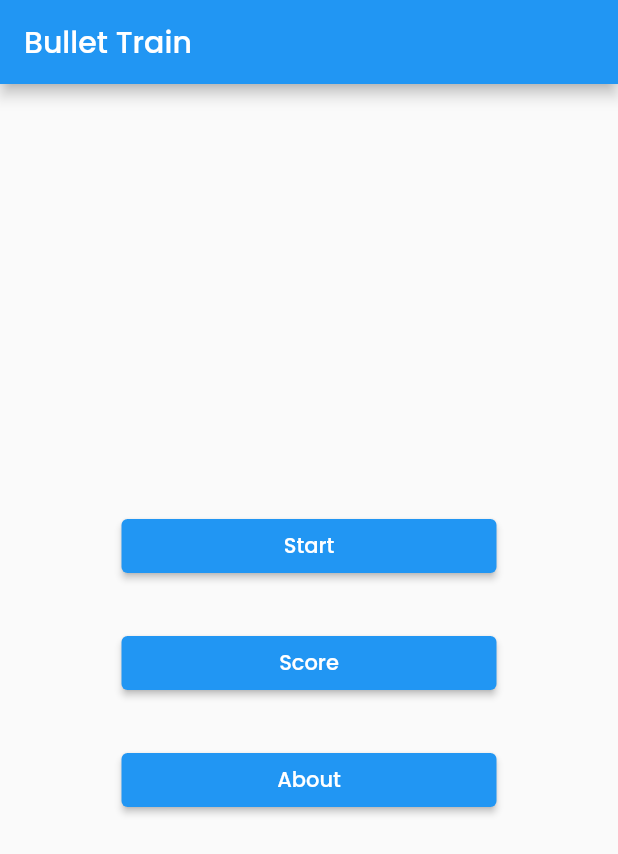
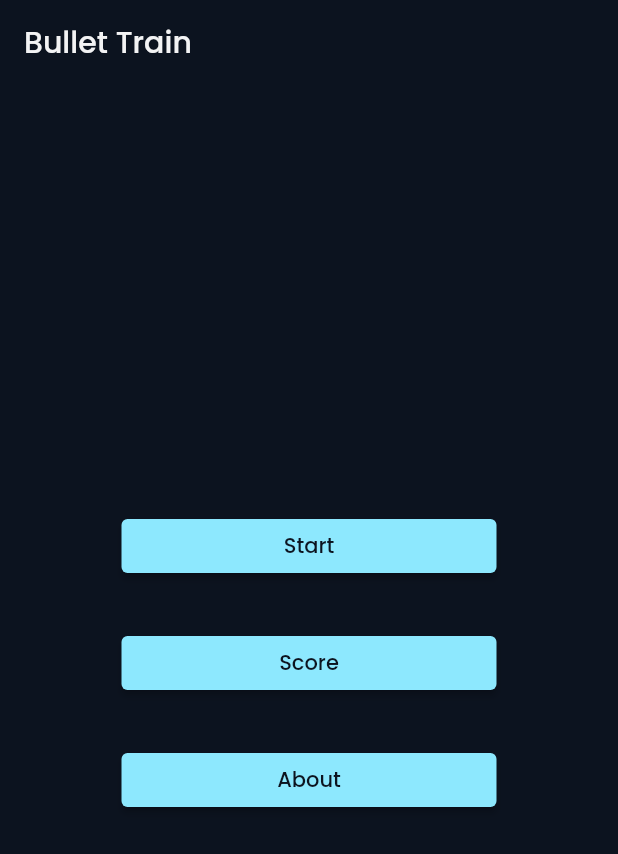
Before and after one commit to sncf-connect-tech/bullet_train, a Flutter app: the screen it shows after launch, on a phone screen of 412 x 824 dp. Shown: the top 854 px of the screen. Run offline on Flutter 3.47's test engine with Material 2 defaults, Android fonts, the phone set to English and light mode, and no system bars; our stand-ins replace audioplayers, bloc, equatable, flutter_bloc, google_fonts; missing offline and left inert: flame, flame_audio; generated files the repository leaves out were written again.

Commit message:
theming and menu

```diff
--- a/lib/app/view/app.dart
+++ b/lib/app/view/app.dart
@@ -1,11 +1,10 @@
 import 'package:audioplayers/audioplayers.dart';
-import 'package:bullet_train/game/game.dart';
+import 'package:bullet_train/game/theme/app_theme.dart';
 import 'package:bullet_train/l10n/l10n.dart';
 import 'package:bullet_train/loading/loading.dart';
 import 'package:flame/cache.dart';
 import 'package:flutter/material.dart';
 import 'package:flutter_bloc/flutter_bloc.dart';
-import 'package:google_fonts/google_fonts.dart';
 
 class App extends StatelessWidget {
   const App({super.key});
@@ -31,28 +30,9 @@ class AppView extends StatelessWidget {
 
   @override
   Widget build(BuildContext context) {
-    final colorScheme = ColorScheme.fromSwatch();
-    final theme = ThemeData(
-      primaryColor: colorScheme.primary,
-      colorScheme: colorScheme,
-      extensions: [
-        GameTheme(
-          background: colorScheme.background,
-          snakeHead: Colors.blue[900]!,
-          snakeBody: colorScheme.primary,
-          walls: Colors.red,
-          gridOdd: Colors.green,
-          gridEvent: Colors.lightGreen,
-          gridSize: 17,
-          speedInCellsPerSecond: 1.5,
-        ),
-      ],
-      textTheme: GoogleFonts.poppinsTextTheme(),
-    );
-
     return MaterialApp(
       debugShowCheckedModeBanner: false,
-      theme: theme,
+      theme: AppTheme.themeData,
       localizationsDelegates: AppLocalizations.localizationsDelegates,
       supportedLocales: AppLocalizations.supportedLocales,
       home: const LoadingPage(),
--- /dev/null
+++ b/lib/design/colors.dart
@@ -0,0 +1,27 @@
+import 'dart:ui';
+
+class _ConnectColorsDark {
+  static const Color blue = Color(0xFF40CDF2);
+  static const Color lightBlue = Color(0xFF8DE8FE);
+  static const Color darkBlue = Color(0xFF0C131F);
+  static const Color anthracite = Color(0xFF242B35);
+  static const Color white = Color(0xFFF3F3F4);
+  static const Color grey = Color(0xFF9DA0A5);
+  static const Color darkGrey = Color(0xFF293846);
+  static const Color red = Color(0xFFFF5072);
+}
+
+class ConnectColors {
+  Color get primary => _ConnectColorsDark.lightBlue;
+  Color get primaryDark => _ConnectColorsDark.blue;
+  Color get onPrimary => _ConnectColorsDark.darkBlue;
+  Color get background => _ConnectColorsDark.darkBlue;
+  Color get onBackground => _ConnectColorsDark.white;
+  Color get surface => _ConnectColorsDark.anthracite;
+  Color get onSurface => _ConnectColorsDark.white;
+  Color get hover => _ConnectColorsDark.darkGrey;
+  Color get popup => _ConnectColorsDark.darkGrey;
+  Color get textPrimary => _ConnectColorsDark.white;
+  Color get textSecondary => _ConnectColorsDark.grey;
+  Color get error => _ConnectColorsDark.red;
+}
--- a/lib/game/components/background.dart
+++ b/lib/game/components/background.dart
@@ -6,7 +6,7 @@ import 'package:flame/components.dart';
 import 'package:flutter/painting.dart';
 
 class GameBackgroundComponent extends PositionComponent
-    with HasGameRef<VeryGoodFlameGame> {
+    with HasGameRef<BulletTrain> {
   GameBackgroundComponent() : super(priority: GameLayer.background.priority);
 
   @override
--- a/lib/game/components/train.dart
+++ b/lib/game/components/train.dart
@@ -7,12 +7,9 @@ import 'package:bullet_train/models/train/train.dart';
 import 'package:flame/components.dart';
 import 'package:flame/extensions.dart';
 
-class TrainComponent extends PositionComponent
-    with HasGameRef<VeryGoodFlameGame> {
+class TrainComponent extends PositionComponent with HasGameRef<BulletTrain> {
   TrainComponent({required this.trainBody})
-      : super(
-          priority: GameLayer.train.priority,
-        );
+      : super(priority: GameLayer.train.priority);
 
   final TrainBody trainBody;
 
--- a/lib/game/game.dart
+++ b/lib/game/game.dart
@@ -1,5 +1,5 @@
 export 'bullet_train.dart';
 export 'components/components.dart';
 export 'cubit/cubit.dart';
-export 'theme/theme.dart';
+export 'theme/game_theme.dart';
 export 'view/view.dart';
--- /dev/null
+++ b/lib/game/theme/app_theme.dart
@@ -0,0 +1,56 @@
+import 'package:bullet_train/design/colors.dart';
+import 'package:bullet_train/game/theme/game_theme.dart';
+import 'package:flutter/material.dart';
+import 'package:google_fonts/google_fonts.dart';
+
+const String defaultPolice = 'Avenir';
+
+class AppTheme {
+  static final _connectColors = ConnectColors();
+  static final _baseTheme = ThemeData.dark();
+
+  static final ThemeData themeData = ThemeData(
+    appBarTheme: AppBarTheme(
+      backgroundColor: _connectColors.background,
+      elevation: 0,
+    ),
+    fontFamily: defaultPolice,
+    primaryColor: _connectColors.primary,
+    primaryColorDark: _connectColors.primaryDark,
+    buttonTheme: _baseTheme.buttonTheme.copyWith(
+      buttonColor: _connectColors.surface,
+      splashColor: Colors.transparent,
+      highlightColor: Colors.transparent,
+      textTheme: ButtonTextTheme.primary,
+    ),
+    scaffoldBackgroundColor: _connectColors.background,
+    cardColor: _connectColors.surface,
+    colorScheme: ColorScheme(
+      primary: _connectColors.primary,
+      primaryContainer: _connectColors.primaryDark,
+      secondary: _connectColors.primary,
+      surface: _connectColors.surface,
+      background: _connectColors.background,
+      error: _connectColors.error,
+      onError: _connectColors.error,
+      onPrimary: _connectColors.onPrimary,
+      onSecondary: Colors.green,
+      onSurface: _connectColors.onSurface,
+      onBackground: _connectColors.onBackground,
+      brightness: _baseTheme.brightness,
+    ),
+    extensions: [
+      GameTheme(
+        background: _connectColors.background,
+        snakeHead: _connectColors.primaryDark,
+        snakeBody: _connectColors.primary,
+        walls: _connectColors.surface,
+        gridOdd: _connectColors.surface,
+        gridEvent: _connectColors.popup,
+        gridSize: 17,
+        speedInCellsPerSecond: 3,
+      ),
+    ],
+    textTheme: GoogleFonts.poppinsTextTheme(),
+  );
+}
```
Also changed, not shown: lib/game/theme/game_theme.dart (renamed from lib/game/theme/theme.dart).
